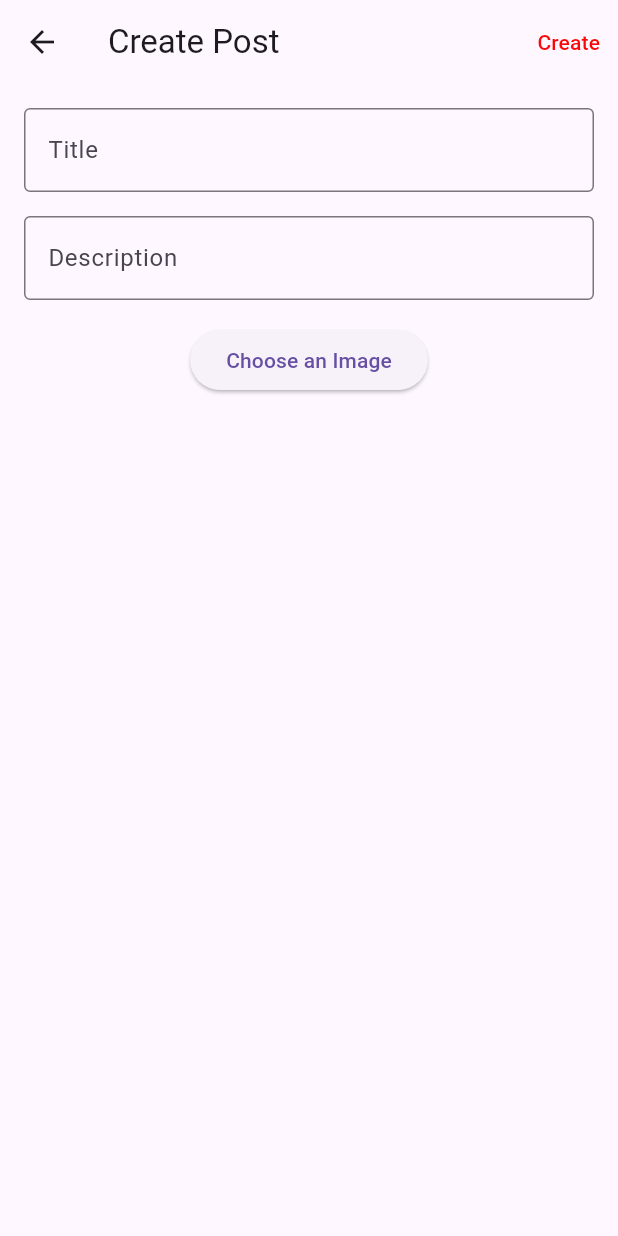
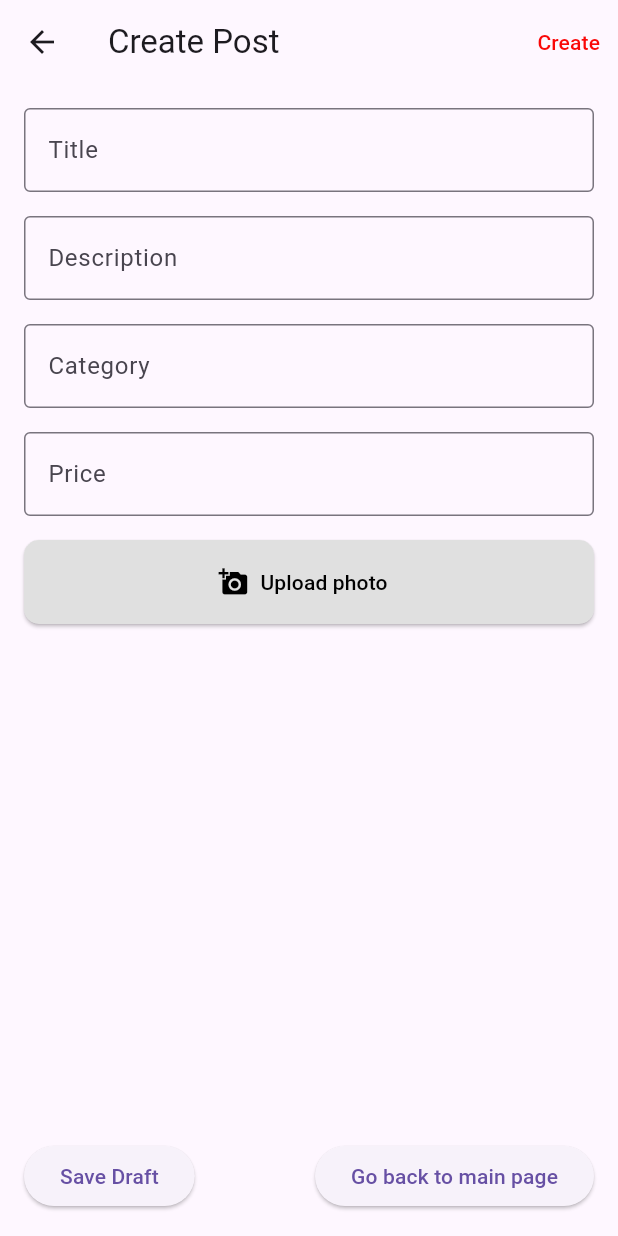
Before and after one commit to ECE651-Group-15/mobile, a Flutter app: the CreatePostPage screen opened by its route, on a phone screen of 412 x 824 dp. Run offline on Flutter 3.47's test engine with Material 3 defaults, Android fonts, the phone set to English and light mode, and no system bars; drawn by our look-alikes of pull_to_refresh; our stand-ins replace dio, flutter_easyloading, flutter_screenutil, get, image_picker, shared_preferences; accounts and stored records are empty; network calls fail.

Commit message:
added options for price, upload photo, Category, Description, Title

```diff
--- a/lib/pages/create_post/view.dart
+++ b/lib/pages/create_post/view.dart
@@ -1,5 +1,6 @@
 import 'dart:io';
 
+import 'package:exchange/common/routes/names.dart';
 import 'package:flutter/material.dart';
 import 'package:get/get.dart';
 import 'package:image_picker/image_picker.dart';
@@ -26,11 +27,10 @@ class CreatePostPage extends GetView<CreatePostController> {
             actions: [
               TextButton(
                 onPressed: () {},
-                child: Text(
+                child: const Text(
                   "Create",
                   style: TextStyle(
-                    color: const Color.fromARGB(
-                        255, 250, 7, 7), // Customize the text color
+                    color: Color.fromARGB(255, 250, 7, 7),
                   ),
                 ),
               ),
@@ -55,12 +55,56 @@ class CreatePostPage extends GetView<CreatePostController> {
                     ),
                   ),
                   const SizedBox(height: 16),
-                  ElevatedButton(
+                  TextField(
+                    decoration: InputDecoration(
+                      hintText: "Category",
+                      border: OutlineInputBorder(),
+                    ),
+                  ),
+                  const SizedBox(height: 16),
+                  TextField(
+                    decoration: InputDecoration(
+                      hintText: "Price",
+                      border: OutlineInputBorder(),
+                    ),
+                  ),
+                  const SizedBox(height: 16),
+                  ElevatedButton.icon(
+                    icon: Icon(
+                      Icons.add_a_photo,
+                      size: 20,
+                    ),
+                    label: Text('Upload photo'),
                     onPressed: () async {
                       final XFile? image =
                           await picker.pickImage(source: ImageSource.gallery);
                     },
-                    child: Text("Choose an Image"),
+                    style: ElevatedButton.styleFrom(
+                      minimumSize: Size(double.infinity, 56),
+                      backgroundColor: Colors.grey[300],
+                      foregroundColor: Colors.black,
+                      shape: RoundedRectangleBorder(
+                        borderRadius: BorderRadius.circular(10),
+                      ),
+                    ),
+                  ),
+                  Expanded(
+                    child: Container(),
+                  ),
+                  Row(
+                    mainAxisAlignment: MainAxisAlignment.spaceBetween,
+                    children: [
+                      ElevatedButton(
+                        onPressed: () {},
+                        child: const Text("Save Draft"),
+                      ),
+                      ElevatedButton(
+                        onPressed: () {
+                          Get.toNamed(AppRoutes.home);
+                        },
+                        child: const Text("Go back to main page"),
+                      ),
+                    ],
                   ),
                 ],
               ),
```
